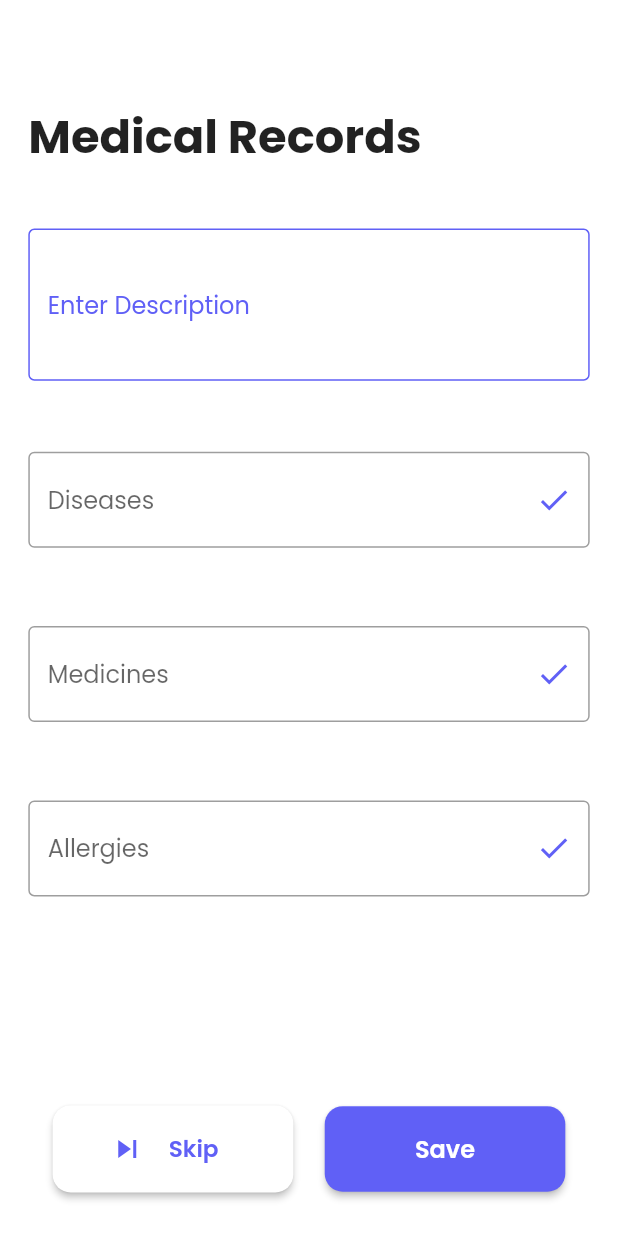
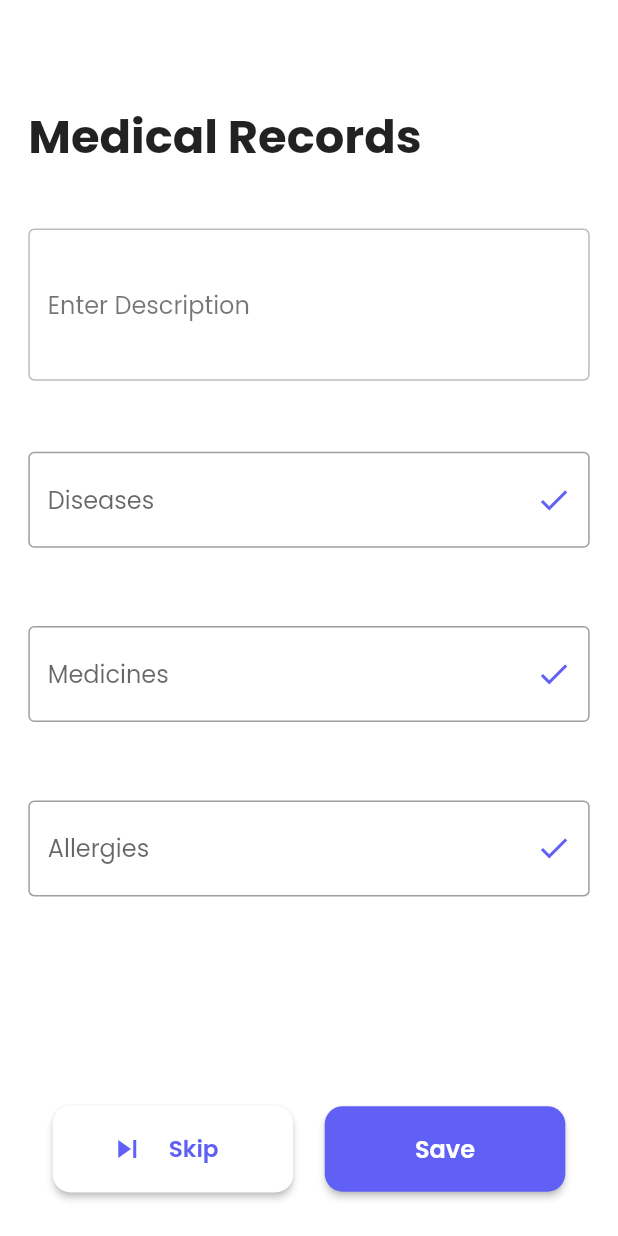
Before and after one commit to Debajyoti14/MamaVault, a Flutter app: the AddMedicalRecordsScreen screen opened directly, on a phone screen of 412 x 824 dp. Run offline on Flutter 3.47's test engine with Material 2 defaults, Android fonts, the phone set to English and light mode, and no system bars; our stand-ins replace accordion, circular_countdown_timer, cloud_firestore, file_picker, firebase_auth, firebase_core and 17 more; missing offline and left inert: clipboard, onboarding, pdf_render; accounts and stored records are empty; network calls fail; statements that could not run were skipped.

```diff
--- a/lib/resources/components/custom_text_field.dart
+++ b/lib/resources/components/custom_text_field.dart
@@ -43,13 +43,13 @@ class CustomTextField extends StatelessWidget {
         decoration: InputDecoration(
           focusedBorder: OutlineInputBorder(
             borderSide: BorderSide(
-              color: isPurple ? Colors.white : AppColors.primaryPurple,
+              color: isPurple ? Colors.white : Colors.black26,
               width: isPurple ? 2 : 1,
             ),
           ),
           enabledBorder: OutlineInputBorder(
             borderSide: BorderSide(
-              color: isPurple ? Colors.white : AppColors.primaryPurple,
+              color: isPurple ? Colors.white : Colors.black26,
               width: isPurple ? 2 : 1,
             ),
           ),
@@ -59,10 +59,10 @@ class CustomTextField extends StatelessWidget {
           ),
           hintText: hintText,
           labelStyle: TextStyle(
-            color: isPurple ? Colors.white : AppColors.primaryPurple,
+            color: isPurple ? Colors.white : Colors.black54,
           ),
           hintStyle: TextStyle(
-            color: isPurple ? Colors.white : AppColors.primaryPurple,
+            color: isPurple ? Colors.white : Colors.black54,
           ),
         ),
         onSaved: onSaved,
```
Also changed, not shown: lib/view/dashboard.dart (+58 -8 lines).
